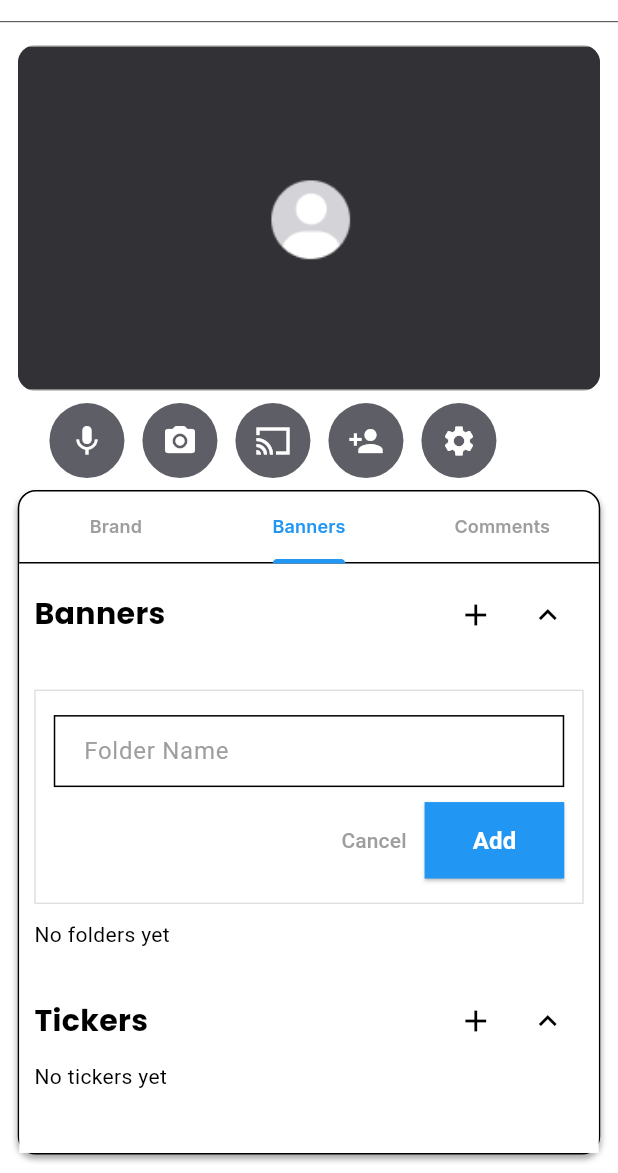
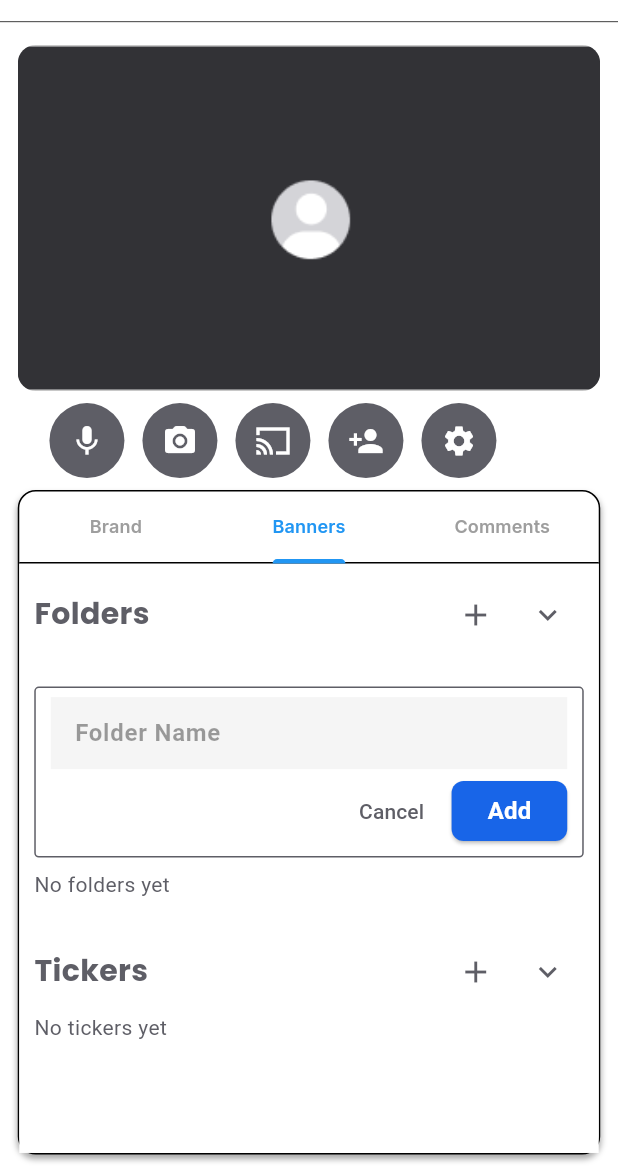
Before and after one commit to Salma28-zahran/streamore_app, a Flutter app: the screen it shows after launch, tab 2 chosen, after a tap on the "add" icon, on a phone screen of 412 x 824 dp, the part 63-1236 px from its top. Run offline on Flutter 3.47's test engine with Material 3 defaults, Android fonts, the phone set to English and light mode, and no system bars; our stand-ins replace dropdown_button2, easy_localization, flutter_colorpicker, font_awesome_flutter, google_fonts, image_picker and 1 more; missing offline and left inert: flutter_sound.

Commit message:
Banners screen

```diff
--- a/lib/screens/tabs/banners_contant.dart
+++ b/lib/screens/tabs/banners_contant.dart
@@ -63,8 +63,10 @@ class _BannersContantState extends State<BannersContant> {
         leading: IconButton(
           icon: const Icon(Icons.navigate_before, size: 32, color: Color(0xFF666666)),
           onPressed: () {
-            Provider.of<MyProvider>(context, listen: false).setBFolderClicked(false);
+            // Provider.of<MyProvider>(context, listen: false).setBFolderClicked(false);
+            // Navigator.pop(context);
             Navigator.pop(context);
+
           },
         ),
         title: const Text(
--- a/lib/screens/tabs/banners_tab.dart
+++ b/lib/screens/tabs/banners_tab.dart
@@ -85,6 +85,7 @@ class _BannersTabState extends State<BannersTab> {
 
   @override
   Widget build(BuildContext context) {
+    final theme = Theme.of(context);
     return Scaffold(
       body: SingleChildScrollView(
         child: Padding(
@@ -97,25 +98,25 @@ class _BannersTabState extends State<BannersTab> {
                 mainAxisAlignment: MainAxisAlignment.spaceBetween,
                 children: [
                   Text(
-                    "Banners".tr(),
+                    "Folders".tr(),
                     style: GoogleFonts.poppins(
                       fontWeight: FontWeight.w700,
                       fontSize: 20,
-                      color: Theme.of(context).appBarTheme.foregroundColor,
+                      color: theme.textTheme.bodyLarge?.color, //Colors.grey
                     ),
                   ),
                   Row(
                     children: [
                       IconButton(
-                        icon: const Icon(Icons.add, color: Colors.black),
+                        icon: Icon(Icons.add, color: theme.textTheme.bodyLarge?.color,),
                         onPressed: _addFolder,
                       ),
                       IconButton(
                         icon: Icon(
                           showFolders
-                              ? Icons.keyboard_arrow_up_outlined
-                              : Icons.keyboard_arrow_down_outlined,
-                          color: Colors.black,
+                              ? Icons.keyboard_arrow_down_outlined
+                              :  Icons.keyboard_arrow_up_outlined,
+                          color: theme.textTheme.bodyLarge?.color,
                         ),
                         onPressed: () {
                           setState(() {
@@ -134,7 +135,7 @@ class _BannersTabState extends State<BannersTab> {
                   valueListenable: folders,
                   builder: (context, folderList, _) {
                     if (folderList.isEmpty) {
-                      return Text("no_folders_yet".tr());
+                      return Text("no_folders_yet".tr(),style: TextStyle(color: theme.textTheme.bodyLarge?.color,),);
                     }
                     return SizedBox(
                       height: folderList.length * 86,
@@ -199,21 +200,21 @@ class _BannersTabState extends State<BannersTab> {
                     style: GoogleFonts.poppins(
                       fontWeight: FontWeight.w700,
                       fontSize: 20,
-                      color: Theme.of(context).appBarTheme.foregroundColor,
+                      color: theme.textTheme.bodyLarge?.color,
                     ),
                   ),
                   Row(
                     children: [
                       IconButton(
-                        icon: const Icon(Icons.add, color: Colors.black),
+                        icon: Icon(Icons.add, color: theme.textTheme.bodyLarge?.color,),
                         onPressed: _addTicker,
                       ),
                       IconButton(
                         icon: Icon(
                           showTickers
-                              ? Icons.keyboard_arrow_up_outlined
-                              : Icons.keyboard_arrow_down_outlined,
-                          color: Colors.black,
+                              ? Icons.keyboard_arrow_down_outlined
+                             : Icons.keyboard_arrow_up_outlined,
+                          color: theme.textTheme.bodyLarge?.color,
                         ),
                         onPressed: () {
                           setState(() {
@@ -232,7 +233,7 @@ class _BannersTabState extends State<BannersTab> {
                   valueListenable: tickers,
                   builder: (context, tickerList, _) {
                     if (tickerList.isEmpty) {
-                      return Text("no_tickers_yet".tr());
+                      return Text("no_tickers_yet".tr(),style: TextStyle(color: theme.textTheme.bodyLarge?.color,));
                     }
                     return SizedBox(
                       height: tickerList.length * 86,
@@ -303,26 +304,40 @@ class _BannersTabState extends State<BannersTab> {
 }) {
     return Container(
       width: double.infinity,
-      height: 70,
-      margin: const EdgeInsets.symmetric(vertical: 8),
-      padding: const EdgeInsets.symmetric(horizontal: 10, vertical: 8),
+      height: 90,  // Adjust height to make it more visually balanced
+      margin: const EdgeInsets.symmetric(vertical: 10),  // More space between cards
+      padding: const EdgeInsets.symmetric(horizontal: 16, vertical: 12),
       decoration: BoxDecoration(
-        color: Theme.of(context).cardColor,
-        borderRadius: BorderRadius.circular(4),
-        border: Border.all(color: Theme.of(context).dividerColor),
+        color: Theme.of(context).cardColor,  // Background color of the card
+        borderRadius: BorderRadius.circular(12),  // Rounded corners
+        border: Border.all(
+          color: Theme.of(context).textTheme.bodyLarge?.color ?? Colors.grey.withOpacity(0.5),
+          width: 1,
+        ),
+        boxShadow: [
+          BoxShadow(
+            color: Colors.black.withOpacity(0.1),
+            spreadRadius: 1,
+            blurRadius: 5,
+            offset: Offset(0, 3),  // Shadow effect
+          ),
+        ],
       ),
       child: Row(
         children: [
-          const Icon(Icons.drag_indicator, color: Colors.grey),
-          const SizedBox(width: 8),
-          const Icon(Icons.folder_outlined, color: Colors.black),
-          const SizedBox(width: 12),
+          // Drag indicator icon
+          Icon(Icons.drag_indicator, color: Colors.grey),
+          const SizedBox(width: 16),
+          // Folder icon
+          Icon(Icons.folder_outlined, color: Theme.of(context).textTheme.bodyLarge?.color),
+          const SizedBox(width: 16),
           Expanded(
             child: isEditing
                 ? TextField(
                     autofocus: true,
                     decoration: InputDecoration(
-                      hintText: "name".tr(),
+                      hintText: "Folder Name",
+                      hintStyle: TextStyle(color: Colors.grey),
                       border: InputBorder.none,
                     ),
                     onSubmitted: (value) {
@@ -336,10 +351,11 @@ class _BannersTabState extends State<BannersTab> {
                     mainAxisAlignment: MainAxisAlignment.center,
                     children: [
                       Text(
-                        title ?? "unnamed".tr(),
-                        style: const TextStyle(
+                        title ?? "Unnamed Folder",
+                        style: TextStyle(
                           fontSize: 18,
                           fontWeight: FontWeight.w600,
+                          color: Theme.of(context).textTheme.bodyLarge?.color,
                         ),
                       ),
                       const SizedBox(height: 4),
@@ -347,14 +363,15 @@ class _BannersTabState extends State<BannersTab> {
                         '$count item${count == 1 ? '' : 's'}',
                         style: TextStyle(
                           fontSize: 14,
-                          color: Colors.grey[600],
+                          color: Theme.of(context).textTheme.bodyLarge?.color,
                         ),
                       ),
                     ],
                   ),
           ),
+          // Menu button for editing/removing
           PopupMenuButton<String>(
-            icon: const Icon(Icons.more_vert, color: Colors.black),
+            icon: Icon(Icons.more_vert, color: Theme.of(context).textTheme.bodyLarge?.color),
             onSelected: (value) {
               if (value == 'edit'.tr()) {
                 onEdit();
@@ -393,13 +410,15 @@ class _BannersTabState extends State<BannersTab> {
     );
 }
 
+
   Widget _buildAddFolderCard() {
   return Container(
-      margin: const EdgeInsets.symmetric(vertical: 10),
-      padding: const EdgeInsets.symmetric(vertical: 16, horizontal: 12),
+    margin: const EdgeInsets.symmetric(vertical: 8),
+    padding: const EdgeInsets.symmetric(vertical: 6, horizontal: 10),
     decoration: BoxDecoration(
       color: Colors.white,
-        border: Border.all(color: Colors.grey[300]!),
+      border: Border.all(color: Theme.of(context).textTheme.bodyLarge?.color??Colors.grey,),
+      borderRadius: BorderRadius.circular(3),
     ),
     child: Column(
       children: [
@@ -407,15 +426,14 @@ class _BannersTabState extends State<BannersTab> {
           controller: folderController,
           decoration: InputDecoration(
             hintText: "Folder Name",
-              hintStyle: const TextStyle(color: Colors.grey),
-              border: const OutlineInputBorder(borderRadius: BorderRadius.zero),
-              contentPadding: const EdgeInsets.symmetric(
-                vertical: 12,
-                horizontal: 16,
+            hintStyle: TextStyle(color:  Theme.of(context).disabledColor, fontWeight: FontWeight.bold),
+            filled: true,
+            fillColor: Colors.grey.shade100,
+            border: InputBorder.none,
+            contentPadding: const EdgeInsets.symmetric(vertical: 3, horizontal: 12),
           ),
         ),
-          ),
-          const SizedBox(height: 10),
+        const SizedBox(height: 4),
         Row(
           mainAxisAlignment: MainAxisAlignment.end,
           children: [
@@ -425,17 +443,21 @@ class _BannersTabState extends State<BannersTab> {
                   showAddFolderCard = false;
                 });
               },
-                child: const Text("Cancel", style: TextStyle(color: Colors.grey)),
+              style: TextButton.styleFrom(
+                padding: EdgeInsets.zero,
               ),
+              child: Text("Cancel", style: TextStyle(color: Theme.of(context).textTheme.bodyLarge?.color??Colors.grey,)),
+            ),
+            const SizedBox(width: 8),
             ElevatedButton(
               onPressed: () {
                 _submitFolderName(folderController.text);
               },
               style: ElevatedButton.styleFrom(
-                  backgroundColor: Colors.blue,
-                  padding: const EdgeInsets.symmetric(horizontal: 32, vertical: 14),
+                backgroundColor: Theme.of(context).colorScheme.primary,
+                padding: const EdgeInsets.symmetric(horizontal: 24, vertical: 2),
                 shape: RoundedRectangleBorder(
-                    borderRadius: BorderRadius.zero,
+                  borderRadius: BorderRadius.circular(8),
                 ),
               ),
               child: const Text(
@@ -454,13 +476,17 @@ class _BannersTabState extends State<BannersTab> {
   );
 }
 
+
   Widget _buildAddTickerCard() {
   return Container(
-      margin: const EdgeInsets.symmetric(vertical: 10),
-      padding: const EdgeInsets.symmetric(vertical: 16, horizontal: 12),
+    margin: const EdgeInsets.symmetric(vertical: 8), // Reduced margin
+    padding: const EdgeInsets.symmetric(vertical: 6, horizontal: 10),
     decoration: BoxDecoration(
       color: Colors.white,
-        border: Border.all(color: Colors.grey[300]!),
+      border: Border.all(
+        color: Theme.of(context).textTheme.bodyLarge?.color ?? Colors.grey,
+      ),
+      borderRadius: BorderRadius.circular(3),
     ),
     child: Column(
       children: [
@@ -468,15 +494,17 @@ class _BannersTabState extends State<BannersTab> {
           controller: tickerController,
           decoration: InputDecoration(
             hintText: "Ticker Name",
-              hintStyle: const TextStyle(color: Colors.grey),
-              border: const OutlineInputBorder(borderRadius: BorderRadius.zero),
-              contentPadding: const EdgeInsets.symmetric(
-                vertical: 12,
-                horizontal: 16,
+            hintStyle: TextStyle(
+              color: Theme.of(context).disabledColor,
+              fontWeight: FontWeight.bold,
+            ),
+            filled: true,
+            fillColor: Colors.grey.shade100,
+            border: InputBorder.none,
+            contentPadding: const EdgeInsets.symmetric(vertical: 3, horizontal: 12),
           ),
         ),
-          ),
-          const SizedBox(height: 10),
+        const SizedBox(height: 4),
         Row(
           mainAxisAlignment: MainAxisAlignment.end,
           children: [
@@ -486,17 +514,26 @@ class _BannersTabState extends State<BannersTab> {
                   showAddTickerCard = false;
                 });
               },
-                child: const Text("Cancel", style: TextStyle(color: Colors.grey)),
+              style: TextButton.styleFrom(
+                padding: EdgeInsets.zero,
               ),
+              child: Text(
+                "Cancel",
+                style: TextStyle(
+                  color: Theme.of(context).textTheme.bodyLarge?.color ?? Colors.grey,
+                ),
+              ),
+            ),
+            const SizedBox(width: 8),
             ElevatedButton(
               onPressed: () {
                 _submitTickerName(tickerController.text);
               },
               style: ElevatedButton.styleFrom(
-                  backgroundColor: Colors.blue,
-                  padding: const EdgeInsets.symmetric(horizontal: 32, vertical: 14),
-                  shape: const RoundedRectangleBorder(
-                    borderRadius: BorderRadius.zero,
+                backgroundColor: Theme.of(context).colorScheme.primary,
+                padding: const EdgeInsets.symmetric(horizontal: 24, vertical: 2),
+                shape: RoundedRectangleBorder(
+                  borderRadius: BorderRadius.circular(8),
                 ),
               ),
               child: const Text(
@@ -514,4 +551,5 @@ class _BannersTabState extends State<BannersTab> {
     ),
   );
 }
+
 }
--- a/lib/utils/billing_info_dialog.dart
+++ b/lib/utils/billing_info_dialog.dart
@@ -25,7 +25,7 @@ void showEditBillingInfoDialog(BuildContext context) {
     ),
     focusedBorder: OutlineInputBorder(
       borderRadius: BorderRadius.circular(6),
-      borderSide: BorderSide(color: primaryColor, width: 1.5), //primary Color
+      borderSide: BorderSide(color: primaryColor, width: 1.5),
     ),
   );
 
```
Also changed, not shown: lib/screens/stream/stream_screen.dart (+13 -12 lines). Lines whose indentation alone changed are shown as unchanged.
